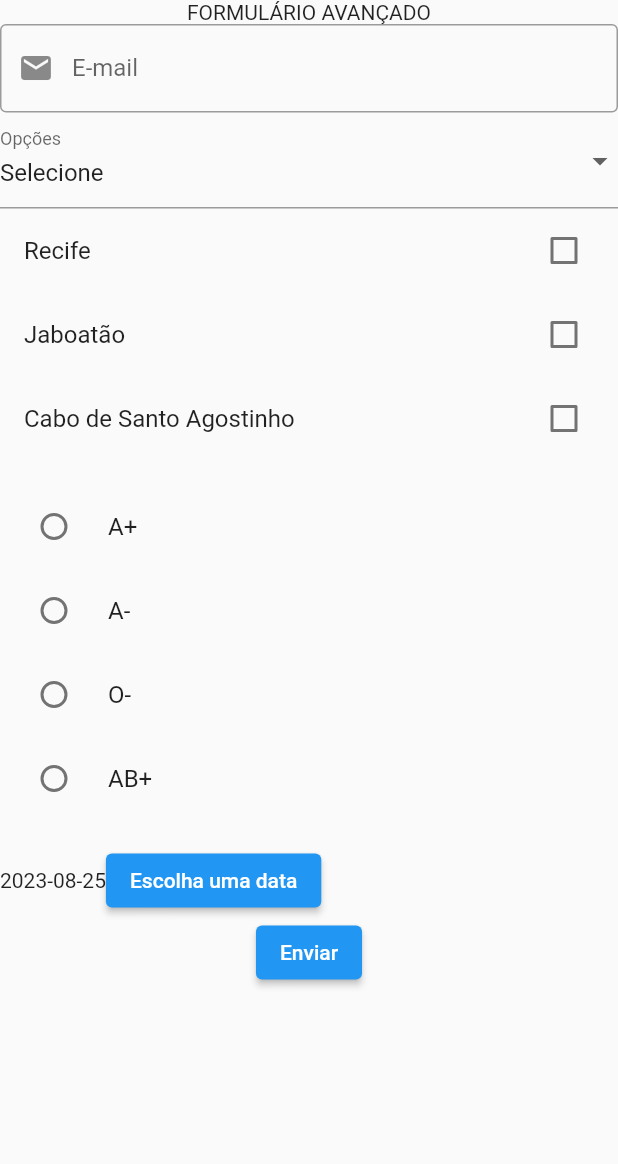
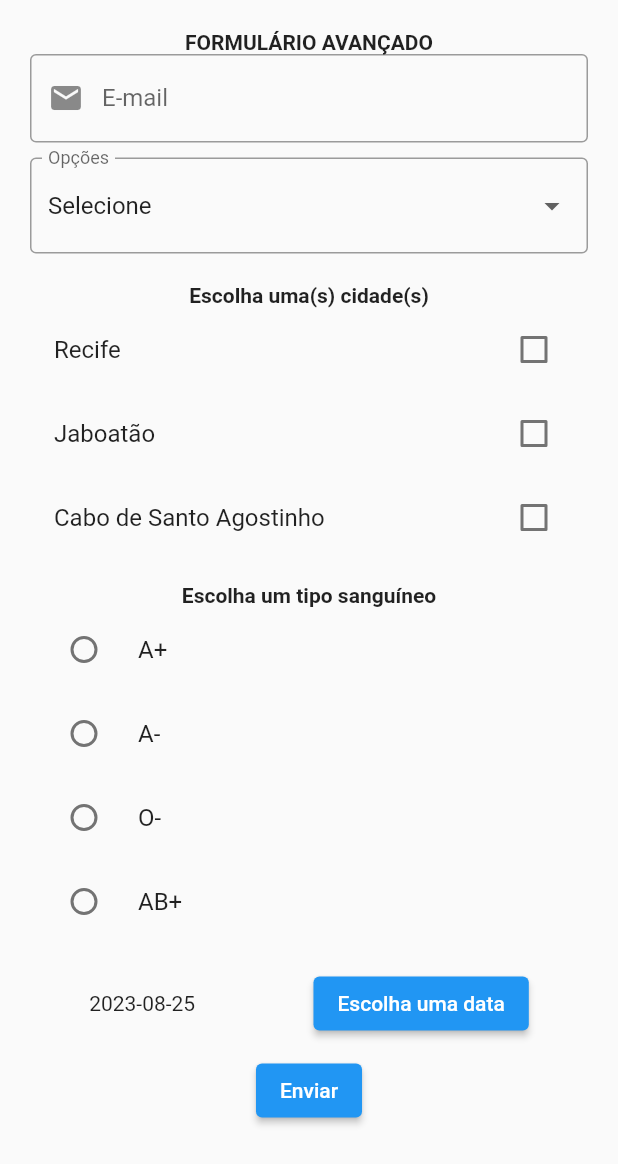
Before and after one commit to fabiooliveirabr/formulario_avancado_fabio, a Flutter app: the screen it shows after launch, on a phone screen of 412 x 824 dp. Shown: the top 1164 px of the screen. Run offline on Flutter 3.47's test engine with Material 2 defaults, Android fonts, the light colour scheme and no system bars.

Commit message:
Projeto aprimorado

```diff
--- a/lib/homepage.dart
+++ b/lib/homepage.dart
@@ -12,8 +12,7 @@ class HomePage extends StatefulWidget {
 class _HomePageState extends State<HomePage> {
   DateTime dataSelecionada = DateTime.now();
   String _opcaoPadrao = "Selecione";
-  List<String> _listaOpcoes =
-  ["Selecione", "Opção 1", "Opção 2", "Opção 3"];
+  List<String> _listaOpcoes = ["Selecione", "Opção 1", "Opção 2", "Opção 3"];
   bool _opRecife = false;
   bool _opJaboatao = false;
   bool _opCabo = false;
@@ -36,26 +35,25 @@ class _HomePageState extends State<HomePage> {
       });
   }
 
-
   //Esse comando criar o ID do formulário
   final GlobalKey<FormState> _formKey = GlobalKey<FormState>();
 
   void _submitForm() {
-    if(_opcaoEscolhida==""){
+    if (_opcaoEscolhida == "") {
       setState(() {
         corDaMensagem2 = Colors.red;
       });
-    }else{
+    } else {
       setState(() {
         corDaMensagem2 = Colors.transparent;
       });
     }
 
-    if(_opRecife == false && _opCabo == false && _opJaboatao == false){
+    if (_opRecife == false && _opCabo == false && _opJaboatao == false) {
       setState(() {
         corDaMensagem = Colors.red;
       });
-    }else{
+    } else {
       setState(() {
         corDaMensagem = Colors.transparent;
       });
@@ -66,7 +64,6 @@ class _HomePageState extends State<HomePage> {
       print("Jaboatão: $_opJaboatao");
       print("$_opcaoPadrao");
       print("$_opcaoEscolhida");
-
     }
 
     if (_formKey.currentState!.validate()) {
@@ -79,9 +76,14 @@ class _HomePageState extends State<HomePage> {
   Widget build(BuildContext context) {
     return Scaffold(
       body: Center(
+        child: Padding(
+          padding: const EdgeInsets.all(20.0),
           child: Column(
             children: [
-            Text("FORMULÁRIO AVANÇADO"),
+              Text(
+                "FORMULÁRIO AVANÇADO",
+                style: TextStyle(fontWeight: FontWeight.bold),
+              ),
               Form(
                 key: _formKey,
                 child: Column(
@@ -95,6 +97,8 @@ class _HomePageState extends State<HomePage> {
                         prefixIcon: Icon(Icons.email),
                       ),
                     ),
+                    //-----------------------------
+                    SizedBox(height: 10),
                     //-----------------------------
                     DropdownButtonFormField<String>(
                       validator: (value) => _validarComboBox(value.toString()),
@@ -111,11 +115,17 @@ class _HomePageState extends State<HomePage> {
                         );
                       }).toList(),
                       decoration: InputDecoration(
+                        border: OutlineInputBorder(),
                         labelText: 'Opções',
                       ),
                     ),
                     //-----------------------------
-
+                    SizedBox(height: 20),
+                    Text(
+                      "Escolha uma(s) cidade(s)",
+                      style: TextStyle(fontWeight: FontWeight.bold),
+                    ),
+                    //-----------------------------
                     CheckboxListTile(
                       title: Text('Recife'),
                       value: _opRecife,
@@ -144,10 +154,15 @@ class _HomePageState extends State<HomePage> {
                       },
                     ),
 
-
                     //-----------------------------
-                Text("Selecione pelo menos uma cidade",
+                   Text(
+                      "Selecione pelo menos uma cidade",
                       style: TextStyle(color: corDaMensagem),
+                    ),
+                    //-----------------------------
+                     Text(
+                      "Escolha um tipo sanguíneo",
+                      style: TextStyle(fontWeight: FontWeight.bold),
                     ),
                     //-----------------------------
 
@@ -166,25 +181,31 @@ class _HomePageState extends State<HomePage> {
                       }).toList(),
                     ),
 
-                Text("Selecione um tipo sanguíneo",
+                    Text(
+                      "Por favor, selecione um tipo sanguíneo",
                       style: TextStyle(color: corDaMensagem2),
                     ),
 
                     //-----------------------------
                     Row(
+                      mainAxisAlignment: MainAxisAlignment.spaceAround,
                       children: [
                         Text("${dataSelecionada.toLocal()}".split(' ')[0]),
                         ElevatedButton(
                           onPressed: () => _escolherData(context),
-                      child: Text("Escolha uma data"),),
-
+                          child: Text("Escolha uma data"),
+                        ),
                       ],
                     ),
-
+                    //-----------------------------
+                    SizedBox(height: 10),
                     //-----------------------------
                     ElevatedButton(
-                    onPressed: (){ _submitForm();},
-                    child: Text("Enviar"),),
+                      onPressed: () {
+                        _submitForm();
+                      },
+                      child: Text("Enviar"),
+                    ),
                     //-----------------------------
                   ],
                 ),
@@ -192,11 +213,10 @@ class _HomePageState extends State<HomePage> {
             ],
           ),
         ),
+      ),
     );
   }
 }
-
-
 
 String? _validateEmail(String texto) {
 //Verificar se está vazio
@@ -208,7 +228,7 @@ if (!texto.contains('@') || !texto.contains(".")) {
     return 'Por favor, insira um email válido.';
   }
 //Verificar se tem espaços
-if (texto.contains(' ')){
+  if (texto.contains(' ')) {
     return 'Por favor, não coloque espaços em branco.';
   }
 //Se estiver tudo certo retorna null
@@ -216,8 +236,8 @@ return null;
 }
 
 //Criar método para validar o ComboBox
-String? _validarComboBox(String texto){
-    if(texto == "Selecione"){
+String? _validarComboBox(String texto) {
+  if (texto == "Selecione") {
     return "Por favor, selecione uma opção";
   }
   return null;
```
Lines whose indentation alone changed are shown as unchanged.
